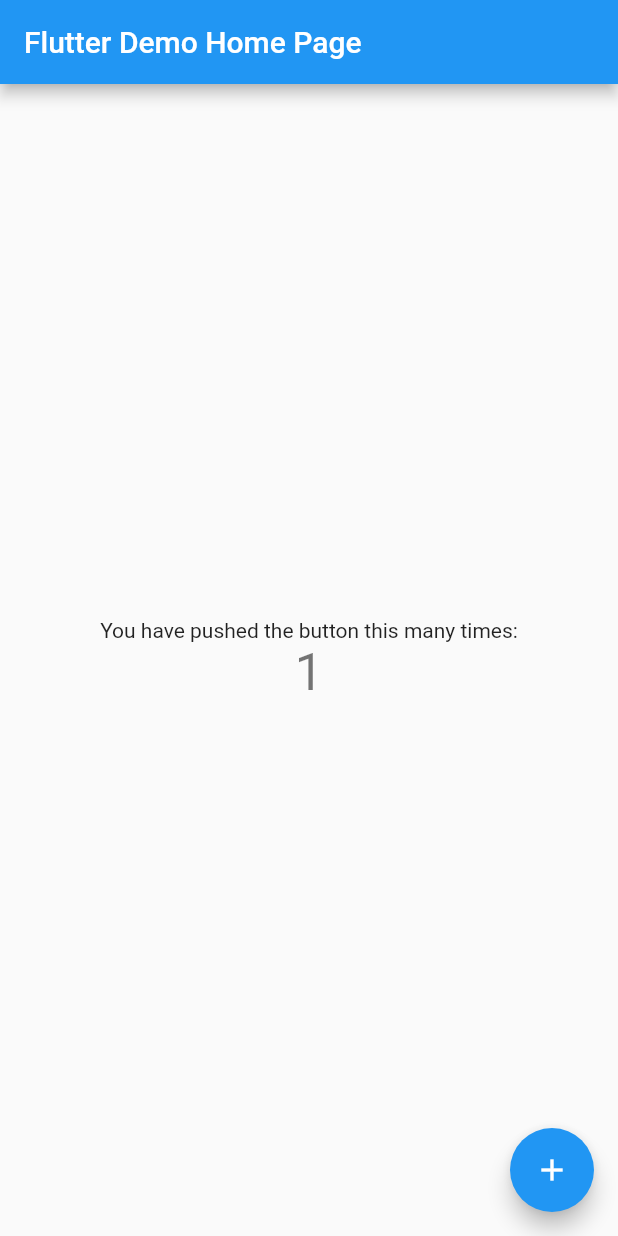
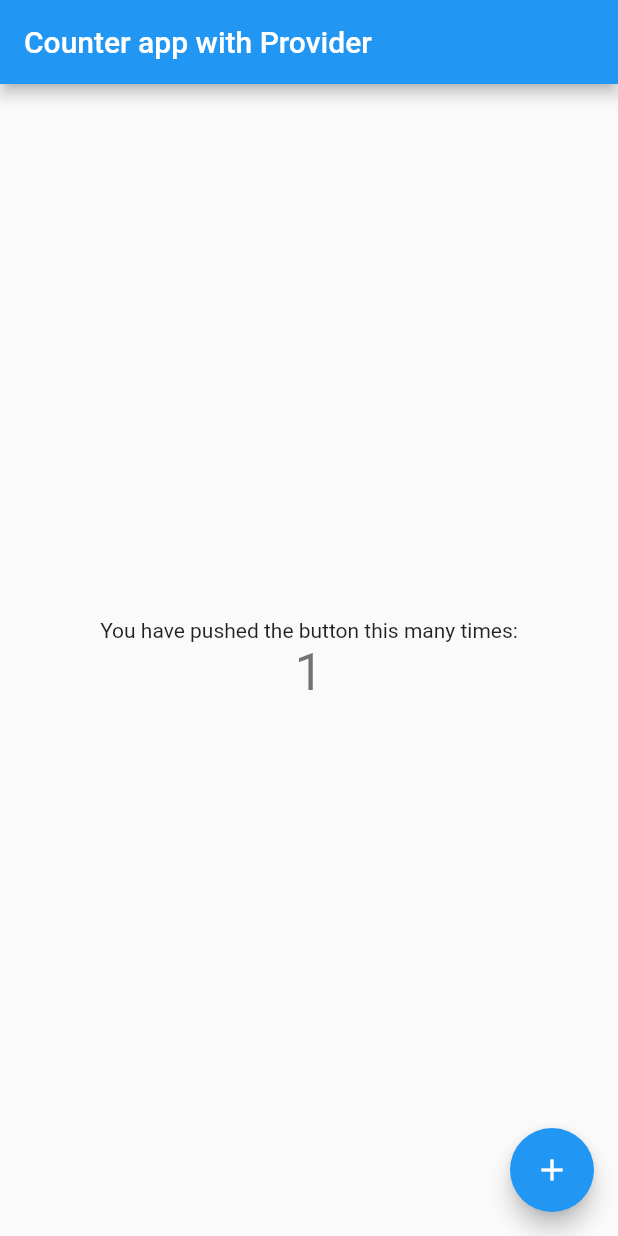
Before and after one commit to Aqudi/Flutter-provider-example, a Flutter app: the screen it shows after launch, after a tap on the "add" icon, on a phone screen of 412 x 824 dp. Run offline on Flutter 3.47's test engine with Material 2 defaults, Android fonts, the phone set to English and light mode, and no system bars.

Commit message:
Applying Provider

```diff
--- /dev/null
+++ b/lib/counter.dart
@@ -0,0 +1,13 @@
+import 'package:flutter/material.dart';
+
+class Counter with ChangeNotifier{
+  int _count = 0;
+
+  int get count => _count;
+
+  void increment() {
+    _count++;
+    notifyListeners();
+
+  }
+}
--- a/lib/main.dart
+++ b/lib/main.dart
@@ -1,4 +1,6 @@
 import 'package:flutter/material.dart';
+import 'package:flutterprovider/counter.dart';
+import 'package:provider/provider.dart';
 
 void main() {
   runApp(MyApp());
@@ -7,54 +9,37 @@ void main() {
 class MyApp extends StatelessWidget {
   @override
   Widget build(BuildContext context) {
+    // Provider 로 Material App 을 감싸서 BLoC 제공
+    return MultiProvider(
+        providers: [
+          ChangeNotifierProvider(
+            create: (BuildContext context) => Counter(),
+          )
+        ],
+        child: Consumer<Counter>(builder: (context, counter, _) {
           return MaterialApp(
             title: 'Flutter Demo',
             theme: ThemeData(
               primarySwatch: Colors.blue,
               visualDensity: VisualDensity.adaptivePlatformDensity,
             ),
-      home: MyHomePage(title: 'Flutter Demo Home Page'),
+            home: MyHomePage(),
           );
+        }));
   }
 }
 
-class MyHomePage extends StatefulWidget {
-  MyHomePage({Key key, this.title}) : super(key: key);
-
-  // This widget is the home page of your application. It is stateful, meaning
-  // that it has a State object (defined below) that contains fields that affect
-  // how it looks.
-
-  // This class is the configuration for the state. It holds the values (in this
-  // case the title) provided by the parent (in this case the App widget) and
-  // used by the build method of the State. Fields in a Widget subclass are
-  // always marked "final".
-
-  final String title;
-
-  @override
-  _MyHomePageState createState() => _MyHomePageState();
-}
-
-class _MyHomePageState extends State<MyHomePage> {
-  int _counter = 0;
-
-  void _incrementCounter() {
-    setState(() {
-      // This call to setState tells the Flutter framework that something has
-      // changed in this State, which causes it to rerun the build method below
-      // so that the display can reflect the updated values. If we changed
-      // _counter without calling setState(), then the build method would not be
-      // called again, and so nothing would appear to happen.
-      _counter++;
-    });
-  }
+// Provider 를 사용하면 StatelessWidget 이어도 괜찮다.
+class MyHomePage extends StatelessWidget {
 
   @override
   Widget build(BuildContext context) {
+    // Provider 에서 counter 를 획득
+    final counter = Provider.of<Counter>(context);
+
     return Scaffold(
       appBar: AppBar(
-        title: Text(widget.title),
+        title: Text("Counter app with Provider"),
       ),
       body: Center(
         child: Column(
@@ -64,14 +49,14 @@ class _MyHomePageState extends State<MyHomePage> {
               'You have pushed the button this many times:',
             ),
             Text(
-              '$_counter',
+              '${counter.count}',
               style: Theme.of(context).textTheme.headline4,
             ),
           ],
         ),
       ),
       floatingActionButton: FloatingActionButton(
-        onPressed: _incrementCounter,
+        onPressed: counter.increment,
         tooltip: 'Increment',
         child: Icon(Icons.add),
       ), // This trailing comma makes auto-formatting nicer for build methods.
```
Also changed, not shown: 1 other file. Lines whose indentation alone changed are shown as unchanged.
